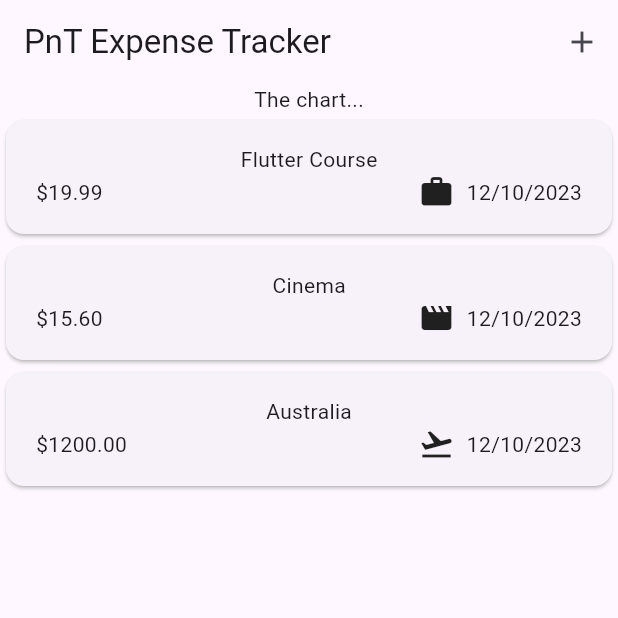
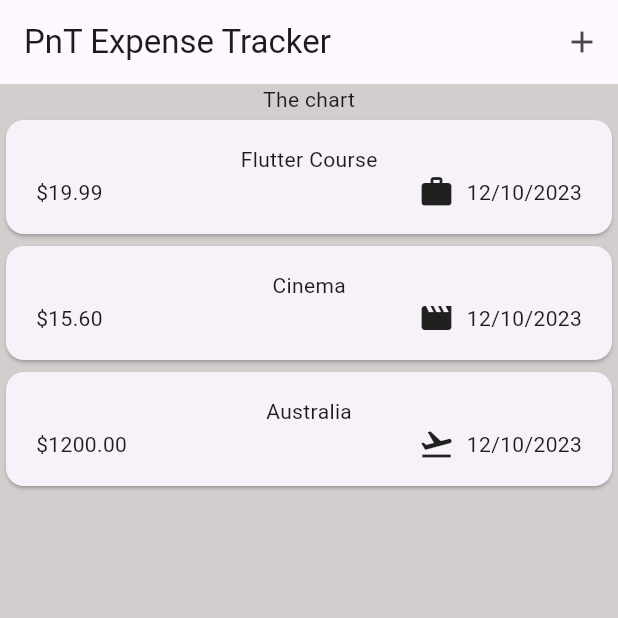
Before and after one commit to LearningAndDevelopment-Flutter/pnt_expense_tracker, a Flutter app: the screen it shows after launch, on a phone screen of 412 x 824 dp, the top half of it. Run offline on Flutter 3.47's test engine with Material 3 defaults, Android fonts, the phone set to English and light mode, and no system bars.

Commit message:
new_expense_theming

```diff
--- a/lib/main.dart
+++ b/lib/main.dart
@@ -4,7 +4,10 @@ import 'package:pnt_expense_tracker/widgets/expenses.dart';
 void main() {
   runApp(
     MaterialApp(
-      theme: ThemeData(useMaterial3: true),
+      theme: ThemeData().copyWith(
+        useMaterial3: true,
+        scaffoldBackgroundColor: const Color.fromARGB(255, 211, 206, 206),
+      ),
       home: const Expenses(),
     ),
   );
--- a/lib/widgets/expense_list/expenses_list.dart
+++ b/lib/widgets/expense_list/expenses_list.dart
@@ -3,15 +3,21 @@ import 'package:pnt_expense_tracker/models/expense.dart';
 import 'package:pnt_expense_tracker/widgets/expense_list/expense_item.dart';
 
 class ExpensesList extends StatelessWidget {
-  const ExpensesList({super.key, required this.expenses});
+  const ExpensesList(
+      {super.key, required this.expenses, required this.onRemoveExpense});
 
   final List<Expense> expenses;
+  final void Function(Expense expense) onRemoveExpense;
 
   @override
   Widget build(BuildContext context) {
     return ListView.builder(
       itemCount: expenses.length,
-      itemBuilder: (context, index) => ExpenseItem(expenses[index]),
+      itemBuilder: (context, index) => Dismissible(
+        key: ValueKey(expenses[index]),
+        onDismissed: (direction) => onRemoveExpense(expenses[index]),
+        child: ExpenseItem(expenses[index]),
+      ),
     );
   }
 }
--- a/lib/widgets/expenses.dart
+++ b/lib/widgets/expenses.dart
@@ -49,8 +49,42 @@ class _Expense extends State<Expenses> {
     });
   }
 
+  void _removeExpense(Expense expense) {
+    final expenseIndex = _registeredExpenses.indexOf(expense);
+    setState(() {
+      _registeredExpenses.remove(expense);
+    });
+
+    ScaffoldMessenger.of(context).clearSnackBars();
+    ScaffoldMessenger.of(context).showSnackBar(
+      SnackBar(
+        duration: const Duration(seconds: 3),
+        content: const Text('Expense deleted.'),
+        action: SnackBarAction(
+          label: 'Undo',
+          onPressed: () {
+            setState(() {
+              _registeredExpenses.insert(expenseIndex, expense);
+            });
+          },
+        ),
+      ),
+    );
+  }
+
   @override
   Widget build(BuildContext context) {
+    Widget mainContent = const Center(
+      child: Text('No expense found. Start adding some!'),
+    );
+
+    if (_registeredExpenses.isNotEmpty) {
+      mainContent = ExpensesList(
+        expenses: _registeredExpenses,
+        onRemoveExpense: _removeExpense,
+      );
+    }
+
     return Scaffold(
       appBar: AppBar(
         title: const Text('PnT Expense Tracker'),
@@ -63,9 +97,9 @@ class _Expense extends State<Expenses> {
       ),
       body: Column(
         children: [
-          const Text('The chart...'),
+          const Text('The chart'),
           Expanded(
-            child: ExpensesList(expenses: _registeredExpenses),
+            child: mainContent,
           ),
         ],
       ),
```
